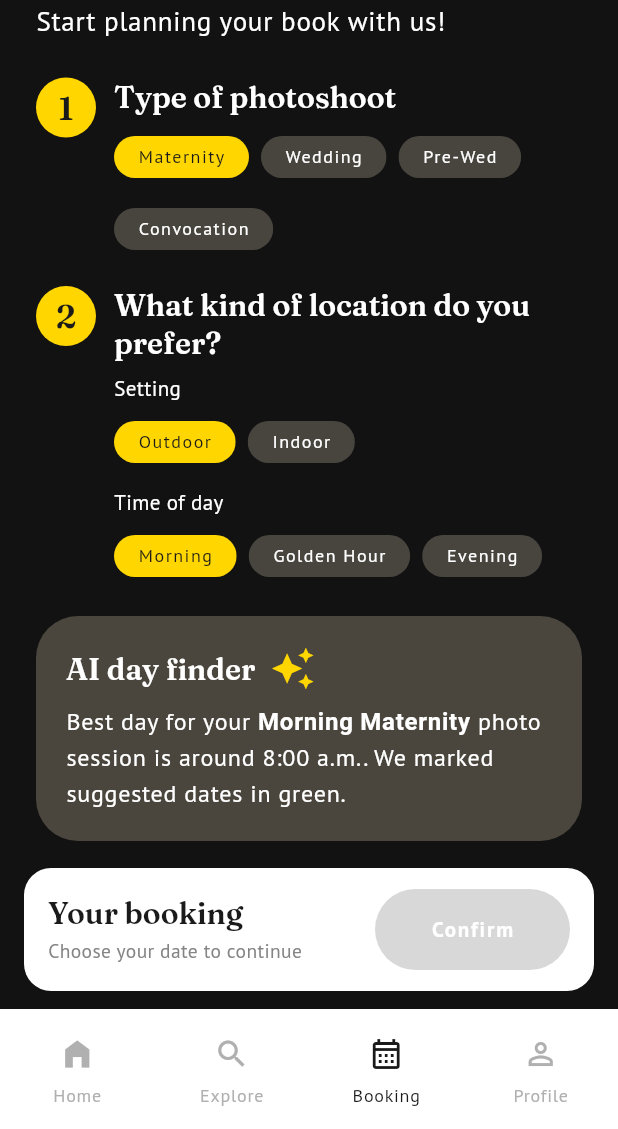
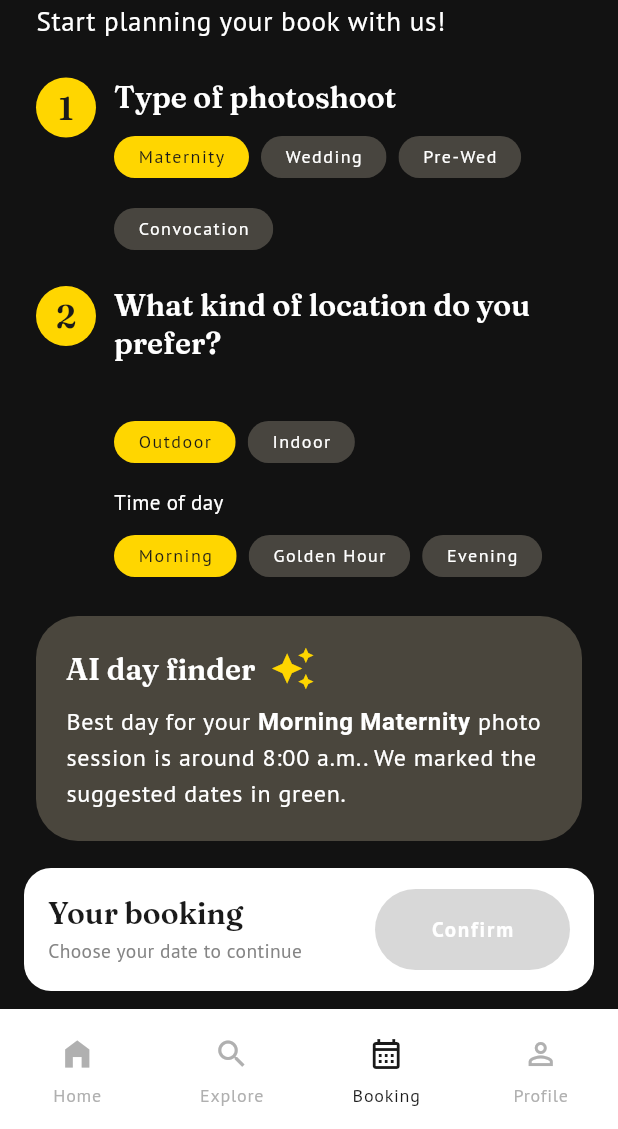
Before and after one commit to humairahmr/G02_T22_Pawsitive-Code, a Flutter app: the CustomerBookingScreen screen opened by its route, on a phone screen of 412 x 824 dp, the part 107-1236 px from its top. Run offline on Flutter 3.47's test engine with Material 3 defaults, Android fonts, the phone set to English and light mode, and no system bars; our stand-ins replace go_router, google_fonts.

Commit message:
updated tracking customer orders

```diff
--- a/lib/features/admin/admin_bookings_screen.dart
+++ b/lib/features/admin/admin_bookings_screen.dart
@@ -24,7 +24,7 @@ class AdminBooking {
 
 const sampleAdminBookings = [
   AdminBooking(
-    customerName: 'Fong',
+    customerName: 'Victoria',
     sessionType: 'Wedding Photo',
     status: BookingStatus.pending,
     dateTime: '30 August 2026 · 10:00 AM',
--- a/lib/features/customer/customer_booking_screen.dart
+++ b/lib/features/customer/customer_booking_screen.dart
@@ -88,7 +88,7 @@ class _CustomerBookingScreenState extends State<CustomerBookingScreen> {
                       Text(
                         'Setting',
                         style: theme.textTheme.bodyMedium?.copyWith(
-                          color: Colors.white,
+                          color: const Color.fromARGB(0, 200, 181, 9),
                         ),
                       ),
                       const SizedBox(height: 6),
@@ -315,7 +315,7 @@ class _AiDayFinderCard extends StatelessWidget {
                 ),
                 TextSpan(
                   text:
-                      ' photo session is around $_recommendedTime. We marked suggested dates in green.',
+                      ' photo session is around $_recommendedTime. We marked the suggested dates in green.',
                 ),
               ],
             ),
```
